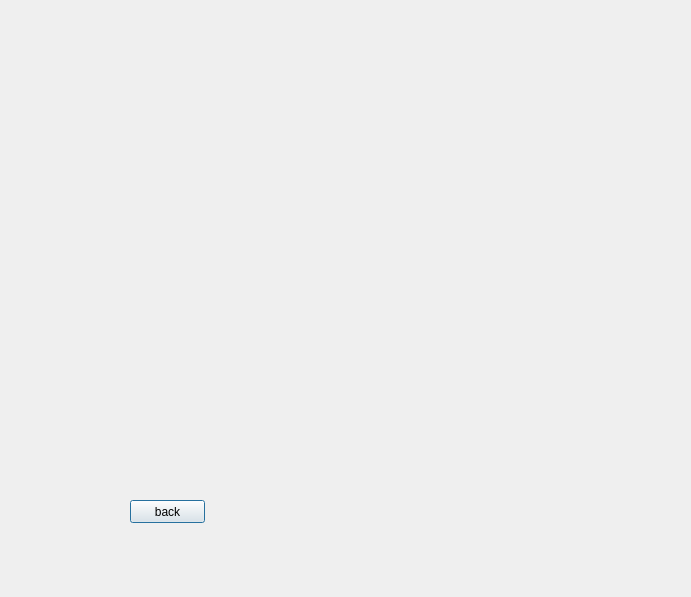
The window that offers.ui (tr1plejj/crm-v1-app) describes before a commit, drawn with Qt 5.
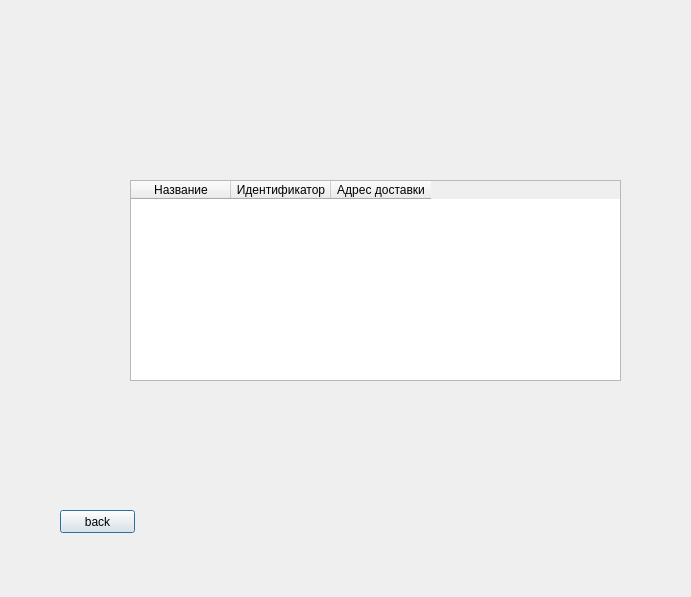
The same window after the commit.

```diff
--- a/offers.ui
+++ b/offers.ui
@@ -16,8 +16,8 @@
   <widget class="QPushButton" name="back_button">
    <property name="geometry">
     <rect>
-     <x>130</x>
-     <y>500</y>
+     <x>60</x>
+     <y>510</y>
      <width>75</width>
      <height>23</height>
     </rect>
@@ -26,6 +26,31 @@
     <string>back</string>
    </property>
   </widget>
+  <widget class="QTableWidget" name="tableWidget">
+   <property name="geometry">
+    <rect>
+     <x>130</x>
+     <y>180</y>
+     <width>491</width>
+     <height>201</height>
+    </rect>
+   </property>
+   <column>
+    <property name="text">
+     <string>Название</string>
+    </property>
+   </column>
+   <column>
+    <property name="text">
+     <string>Идентификатор</string>
+    </property>
+   </column>
+   <column>
+    <property name="text">
+     <string>Адрес доставки</string>
+    </property>
+   </column>
+  </widget>
  </widget>
  <resources/>
  <connections/>
```
